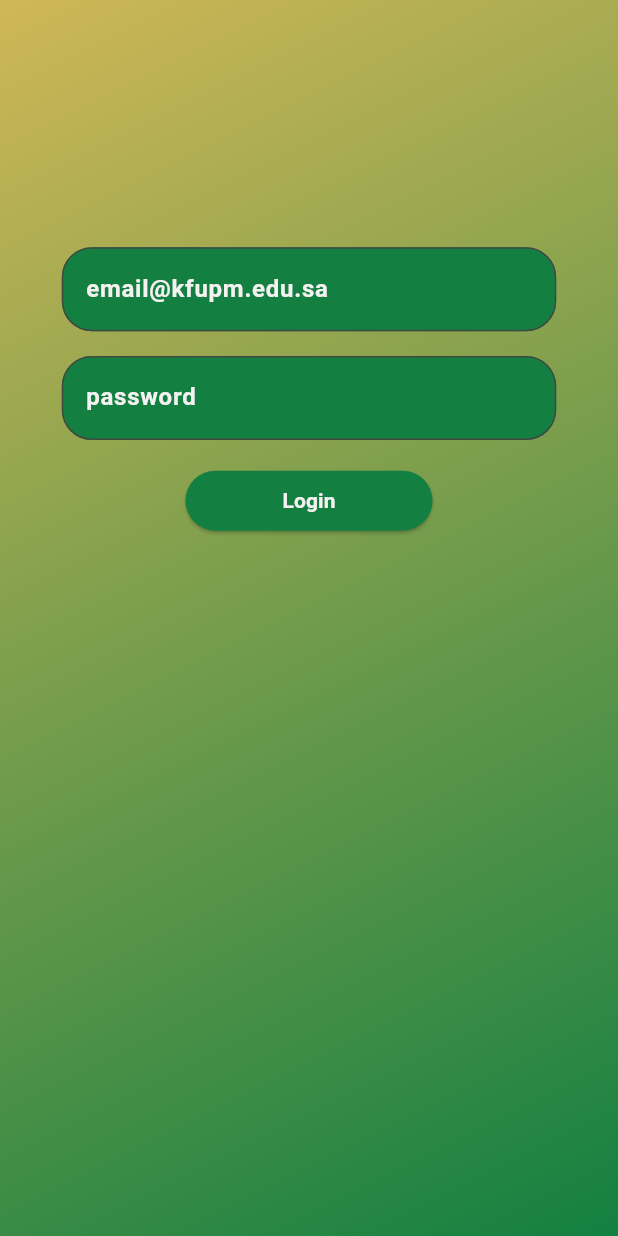
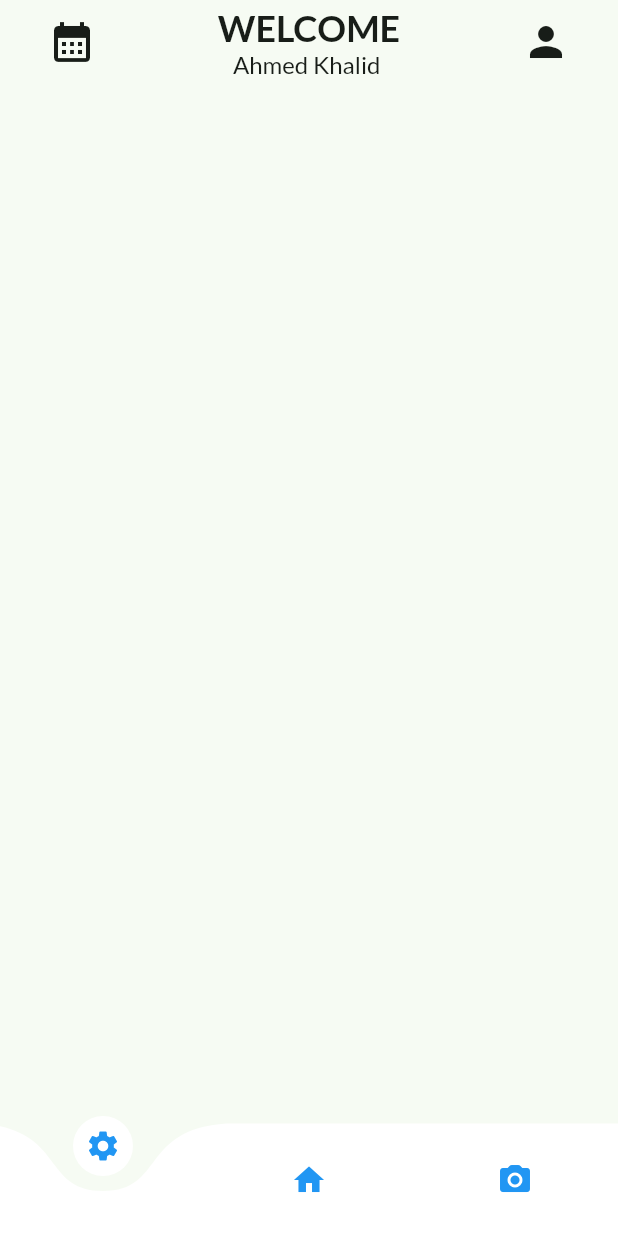
Before and after one commit to MaherWasel/kfupm_app, a Flutter app: the screen it shows after launch, after a tap on "Login", on a phone screen of 412 x 824 dp. Run offline on Flutter 3.47's test engine with Material 3 defaults, Android fonts, the phone set to English and light mode, and no system bars; drawn by our look-alikes of curved_navigation_bar; our stand-ins replace firebase_core, flutter_riverpod, google_fonts; accounts and stored records are empty.

Commit message:
home screen added

```diff
--- a/lib/features/authentication/presentation/login_screen.dart
+++ b/lib/features/authentication/presentation/login_screen.dart
@@ -1,5 +1,6 @@
 import 'package:flutter/material.dart';
 import 'package:kfupm_app/features/authentication/presentation/form_field_widget.dart';
+import 'package:kfupm_app/features/home/presentation/home_screen.dart';
 
 class LoginScreen extends StatelessWidget {
   LoginScreen({super.key});
@@ -58,17 +59,21 @@
               SizedBox(
                   width: deviceData.width * 0.4,
                   child: ElevatedButton(
-                    onPressed: () {},
-                    child: Text(
+                    onPressed: () {
+                      Navigator.pushReplacement(context, MaterialPageRoute(builder: (contex){
+                        return const HomeScreen();
+                      }));
+                    },
+                    style: ButtonStyle(
+                      backgroundColor: MaterialStateProperty.all<Color>(
+                        const Color.fromRGBO(19, 128, 65, 1),
+                      ),
+                    ),
+                    child: const Text(
                       'Login',
                       style: TextStyle(
                         color: Color.fromARGB(255, 244, 241, 241),
                         fontWeight: FontWeight.bold,
-                      ),
-                    ),
-                    style: ButtonStyle(
-                      backgroundColor: MaterialStateProperty.all<Color>(
-                        const Color.fromRGBO(19, 128, 65, 1),
                       ),
                     ),
                   )),
--- /dev/null
+++ b/lib/features/common_widgets/async_value_widget.dart
@@ -0,0 +1,19 @@
+import 'package:flutter/material.dart';
+import 'package:flutter_riverpod/flutter_riverpod.dart';
+
+class AsyncValueWidget<T> extends StatelessWidget{
+  final AsyncValue<T> value;
+  final Widget Function(T) data;
+
+  const AsyncValueWidget({required this.value,required this.data, super.key});
+  @override
+  Widget build(BuildContext context) {
+
+    return value.when(
+      data: data,
+      loading: ()=>const CircularProgressIndicator(),
+      error:(e,st)=> Text(e.toString())
+    );
+  }
+
+}
--- /dev/null
+++ b/lib/features/constants/Sizes.dart
@@ -0,0 +1,26 @@
+import 'package:flutter/material.dart';
+import 'package:google_fonts/google_fonts.dart';
+
+class Sizes {
+  static const p4 = 4.0;
+  static const p8 = 8.0;
+  static const p12 = 12.0;
+  static const p16 = 16.0;
+  static const p20 = 20.0;
+  static const p24 = 24.0;
+  static const p32 = 32.0;
+  static const p48 = 48.0;
+  static const p64 = 64.0;
+}
+ TextStyle textStyle_lato=GoogleFonts.lato(
+
+ );
+ TextStyle largeTextL =textStyle_lato.copyWith(
+  fontSize: Sizes.p32
+ );
+  TextStyle midTextL =textStyle_lato.copyWith(
+  fontSize: Sizes.p24
+ );
+  TextStyle smallTextL =textStyle_lato.copyWith(
+  fontSize: Sizes.p16
+ );
--- /dev/null
+++ b/lib/features/home/presentation/home_page_appbar.dart
@@ -0,0 +1,45 @@
+import 'package:flutter/material.dart';
+import 'package:kfupm_app/features/constants/Sizes.dart';
+
+class HomePageAppBar extends StatelessWidget implements PreferredSizeWidget{
+  const HomePageAppBar({super.key});
+
+  @override
+  Widget build(BuildContext context) {
+    return AppBar(
+      title: Container(
+
+        margin: const EdgeInsets.all(Sizes.p8),
+        child: Row(
+          children: [
+            IconButton(
+              onPressed: (){}, icon: const Icon(
+                Icons.calendar_month,
+                size: Sizes.p32,
+              )),
+             Expanded(
+              child: Column(
+                children: [
+                  Text("WELCOME",style: midTextL.copyWith(
+                    fontWeight: FontWeight.bold
+                  ),),
+                  Text("Ahmed Khalid ",style: smallTextL,),
+                ],
+              ),
+            ),
+            IconButton(
+              onPressed: (){},
+              icon: const Icon(
+                Icons.person,
+                size: Sizes.p32,))
+          ],
+        ),
+      ),
+    );
+  }
+
+  @override
+  // TODO: implement preferredSize
+  Size get preferredSize => const Size.fromHeight(kToolbarHeight);
+
+}
--- /dev/null
+++ b/lib/features/home/presentation/home_page_bottomBar.dart
@@ -0,0 +1,23 @@
+import 'package:curved_navigation_bar/curved_navigation_bar.dart';
+import 'package:flutter/material.dart';
+
+class HomePageBottomBar extends  StatelessWidget{
+  int index_ =0;
+
+  HomePageBottomBar({super.key});
+  @override
+  Widget build(BuildContext context) {
+    return  CurvedNavigationBar(
+      backgroundColor: Colors.transparent,
+      index: index_,
+      onTap: (index){},
+      items: const <Widget>[
+        Icon(Icons.settings,color: Colors.blue,),
+        Icon(Icons.home,color:Colors.blue),
+        Icon(Icons.camera_alt_rounded,color: Colors.blue,),
+
+      ],
+    );
+  }
+
+}
--- /dev/null
+++ b/lib/features/home/presentation/home_screen.dart
@@ -0,0 +1,22 @@
+import 'package:flutter/material.dart';
+import 'package:kfupm_app/features/home/presentation/home_page_appBar.dart';
+import 'package:kfupm_app/features/home/presentation/home_page_bottomBar.dart';
+
+class HomeScreen extends StatelessWidget{
+  const HomeScreen({super.key});
+
+  @override
+  Widget build(BuildContext context) {
+    return  Scaffold(
+      appBar: HomePageAppBar(),
+      bottomNavigationBar: HomePageBottomBar(),
+      body: Column(
+        children: [
+
+        ],
+      ),
+
+    );
+  }
+
+}
--- a/pubspec.yaml
+++ b/pubspec.yaml
@@ -36,6 +36,12 @@
   # Use with the CupertinoIcons class for iOS style icons.
   cupertino_icons: ^1.0.2
   firebase_core: ^2.24.0
+  curved_navigation_bar: ^1.0.3
+  intl: 0.18.1
+
+
+  flutter_riverpod: 2.4.6
+  google_fonts: ^6.1.0
 
 dev_dependencies:
   flutter_test:
```
Also changed, not shown: 9 other files.
